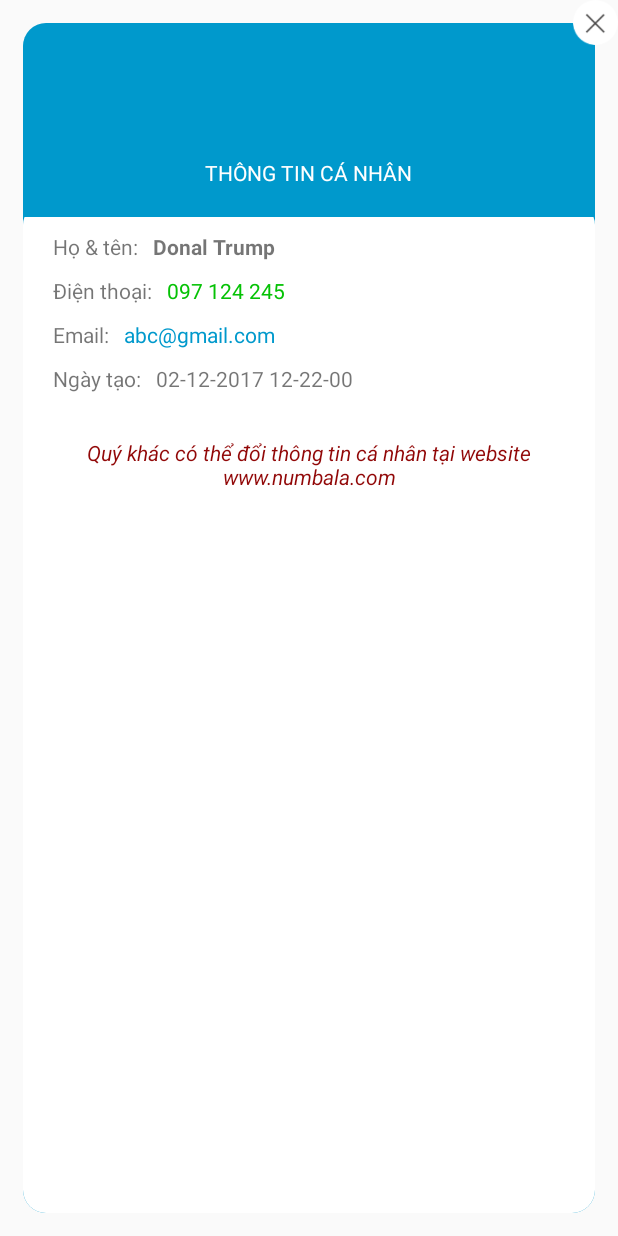
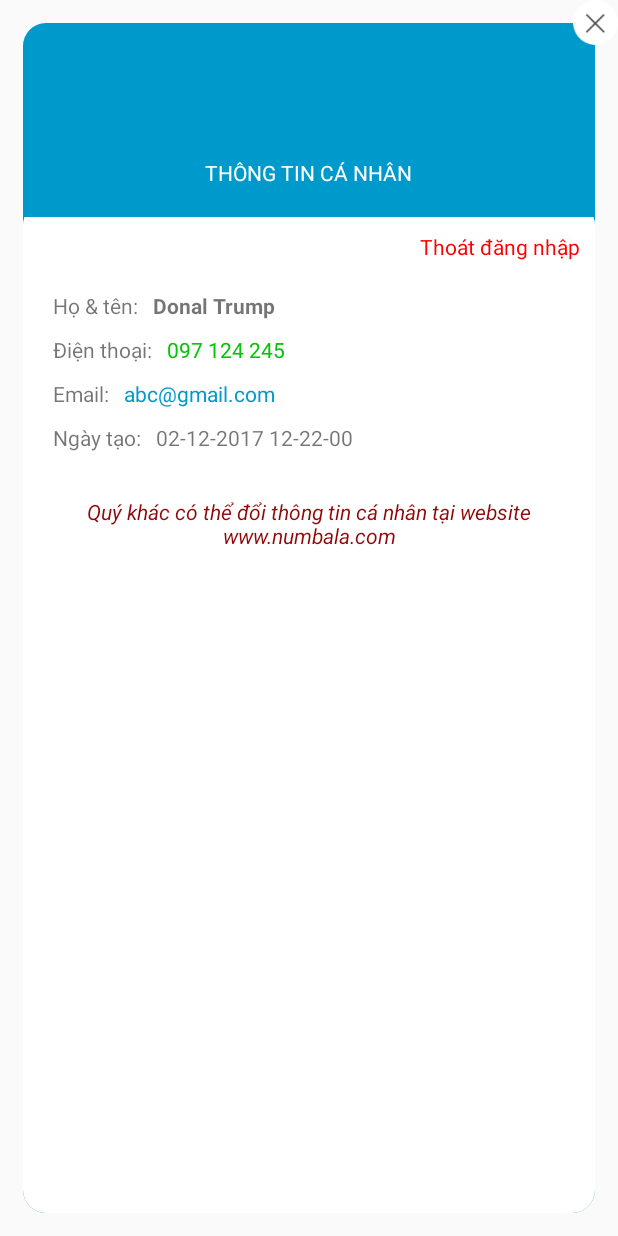
Before and after one commit to chauminhnhut90/Numbala, an Android app: the layout activity_profile.xml on its own in the app's theme, with its tools: preview values and no code run, on a phone screen of 412 x 824 dp. Run offline under Robolectric (Android 15) with nearby library versions, the phone set to English and light mode, and no system bars.

Commit message:
Handle logout

```diff
--- a/app/src/main/AndroidManifest.xml
+++ b/app/src/main/AndroidManifest.xml
@@ -32,7 +32,6 @@
 
         <activity
             android:name=".activities.MainActivity"
-            android:launchMode="singleTask"
             android:windowSoftInputMode="stateHidden"
             android:screenOrientation="portrait" />
 
--- a/app/src/main/java/vn/numbala/utils/AppApplication.java
+++ b/app/src/main/java/vn/numbala/utils/AppApplication.java
@@ -24,4 +24,10 @@ public class AppApplication extends Application {
     public String key = "";
     public String imei = "";
     public LoginModel loginModel;
+
+    public void reset(){
+        key = "";
+        imei = "";
+        loginModel = null;
+    }
 }
--- a/app/src/main/res/layout/activity_profile.xml
+++ b/app/src/main/res/layout/activity_profile.xml
@@ -26,9 +26,9 @@
             android:layout_height="wrap_content"
             android:layout_below="@+id/image"
             android:layout_centerHorizontal="true"
+            android:text="@string/personal_info"
             android:textAllCaps="true"
-            android:textColor="@color/white"
-            android:text="@string/personal_info" />
+            android:textColor="@color/white" />
 
 
         <ScrollView
@@ -43,12 +43,21 @@
                 android:layout_width="match_parent"
                 android:layout_height="wrap_content">
 
+                <TextView
+                    android:id="@+id/tvLogout"
+                    android:layout_width="wrap_content"
+                    android:layout_height="wrap_content"
+                    android:layout_alignParentRight="true"
+                    android:layout_marginTop="20dp"
+                    android:layout_marginRight="10dp"
+                    android:text="@string/log_out"
+                    android:textColor="@color/red" />
 
                 <TextView
                     android:id="@+id/full_name"
                     android:layout_width="wrap_content"
                     android:layout_height="wrap_content"
-                    android:layout_below="@+id/custommer_info"
+                    android:layout_below="@+id/tvLogout"
                     android:layout_marginLeft="20dp"
                     android:layout_marginTop="20dp"
                     android:text="@string/full_name" />
@@ -57,7 +66,7 @@
                     android:id="@+id/tvFullName"
                     android:layout_width="wrap_content"
                     android:layout_height="wrap_content"
-                    android:layout_below="@+id/custommer_info"
+                    android:layout_below="@+id/tvLogout"
                     android:layout_marginLeft="10dp"
                     android:layout_marginTop="20dp"
                     android:layout_toRightOf="@+id/full_name"
@@ -130,8 +139,8 @@
                     android:layout_below="@+id/createDate"
                     android:layout_margin="30dp"
                     android:gravity="center"
+                    android:text="@string/site_description"
                     android:textColor="@color/brown_red"
-                    android:text="@string/site_description"
                     android:textStyle="italic" />
 
                 <TextView
--- a/app/src/main/res/values/strings.xml
+++ b/app/src/main/res/values/strings.xml
@@ -40,7 +40,7 @@
     <string name="drop_down">&#xf0dd;</string>
     <string name="personal_info">Thông tin cá nhân</string>
     <string name="create_date">Ngày tạo:</string>
-    <string name="log_out">Đăng xuất</string>
+    <string name="log_out">Thoát đăng nhập</string>
     <string name="site_description">Quý khác có thể đổi thông tin cá nhân tại website www.numbala.com</string>
 
     <string name="day_0">Ngày</string>
```
Also changed, not shown: app/src/main/java/vn/numbala/activities/ProfileActivity.java (+11 -0 lines).
